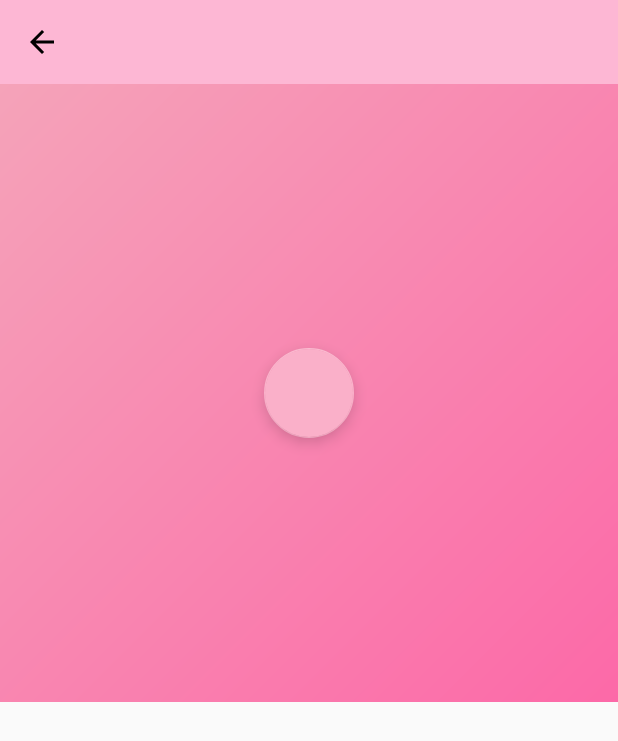
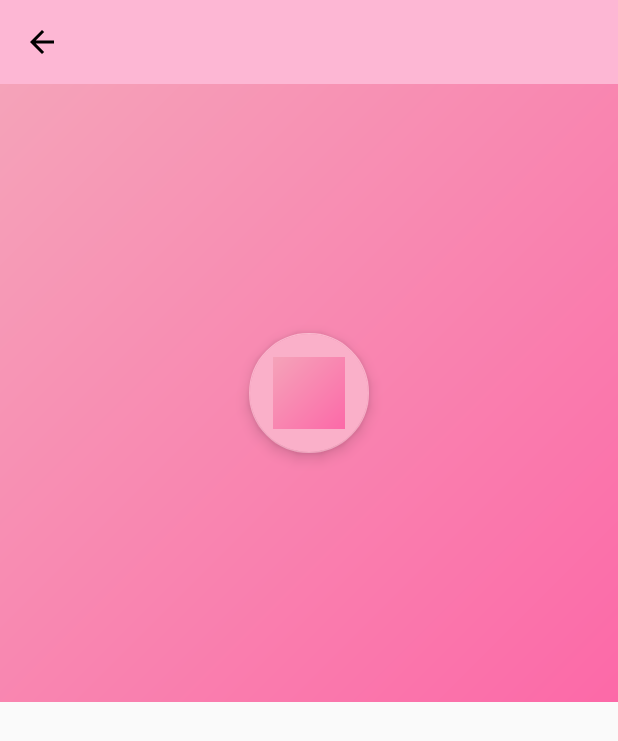
Before and after one commit to zhengjiong/meimeiyoupin, an Android app: the layout module_activity_upload_picture.xml on its own in the app's theme, with its tools: preview values and no code run, on a phone screen of 412 x 824 dp. Shown: the top 741 px of the screen. Run offline under Robolectric (Android 15) with nearby library versions, the phone set to English and light mode, and no system bars.

Commit message:
feat<uploadimage>update ui

```diff
--- a/app/src/main/java/com/meimeiyoupin/mvp/ui/activity/UploadPictureActivity.kt
+++ b/app/src/main/java/com/meimeiyoupin/mvp/ui/activity/UploadPictureActivity.kt
@@ -8,6 +8,7 @@ import com.jess.arms.base.BaseActivity
 import com.jess.arms.di.component.AppComponent
 import com.jess.arms.mvp.IPresenter
 import com.meimeiyoupin.R
+import com.meimeiyoupin.app.ARouterPath
 
 /**
  *
@@ -16,7 +17,7 @@ import com.meimeiyoupin.R
  * @author 郑炯
  * @version 1.0
  */
-@Route(path = "/app/upload_picture")
+@Route(path = ARouterPath.UPLOAD_PICTURE)
 class UploadPictureActivity : BaseActivity<IPresenter>() {
     @BindView(R.id.toolbar)
     lateinit var mToolbar: Toolbar
--- a/app/src/main/res/layout/module_activity_upload_picture.xml
+++ b/app/src/main/res/layout/module_activity_upload_picture.xml
@@ -25,14 +25,15 @@
         app:layout_constraintTop_toBottomOf="@+id/toolbar">
 
         <android.support.design.widget.FloatingActionButton
-            android:layout_width="60dp"
-            android:layout_height="60dp"
+            android:layout_width="80dp"
+            android:layout_height="80dp"
             app:backgroundTint="@color/color_fab0c9"
             app:fabSize="normal"
             app:layout_constraintBottom_toBottomOf="parent"
             app:layout_constraintLeft_toLeftOf="parent"
             app:layout_constraintRight_toRightOf="parent"
             app:layout_constraintTop_toTopOf="parent"
+            android:src="@drawable/module_upload_picture_add_bg"
             app:rippleColor="@color/white"
             />
     </android.support.constraint.ConstraintLayout>
--- a/config.gradle
+++ b/config.gradle
@@ -51,8 +51,8 @@ ext {
             "numberprogressbar"        : "com.daimajia.numberprogressbar:library:1.2@aar",
             "paginate"                 : "com.github.markomilos:paginate:0.5.1",
             "vlayout"                  : "com.alibaba.android:vlayout:1.1.0@aar",
-            "boxing"                   : "com.bilibili:boxing:1.0.1",
-            "boxing-impl"              : "com.bilibili:boxing-impl:1.0.1",
+            "boxing"                   : "com.bilibili:boxing:1.0.2",
+            "boxing-impl"              : "com.bilibili:boxing-impl:1.0.2",
             "SmartRefreshLayout"       : "com.scwang.smartrefresh:SmartRefreshLayout:1.0.4-5",
             "SmartRefreshHeader"       : "com.scwang.smartrefresh:SmartRefreshHeader:1.0.4-5",
             "BaseRecyclerViewAdapter"  : "com.github.CymChad:BaseRecyclerViewAdapterHelper:2.9.34",
```
